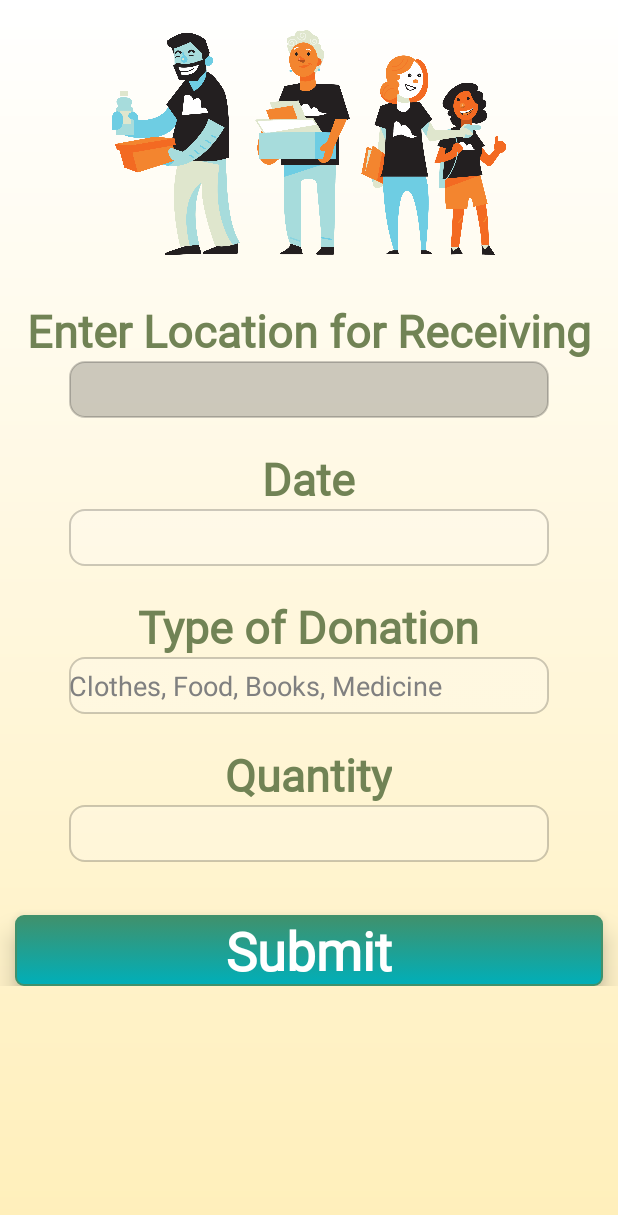
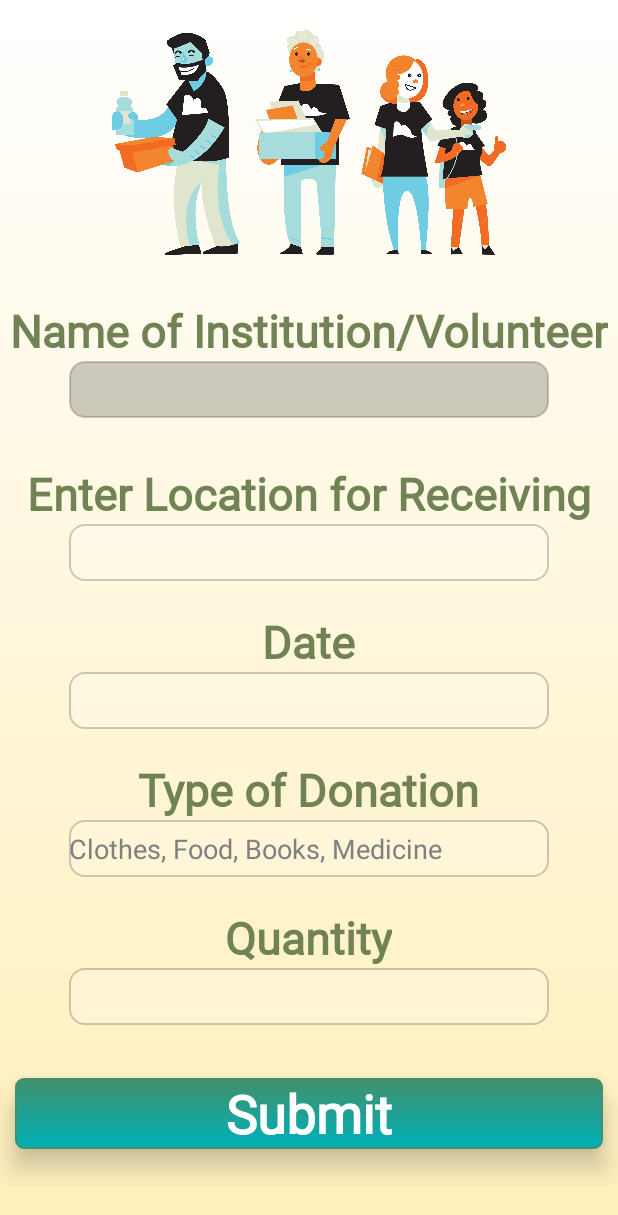
Before and after one commit to ETS-Android2/Dorec-android-app, an Android app: the DonatePage screen opened directly, with no data from a screen before it, on a phone screen of 412 x 824 dp. Shown: the top 1215 px of the screen. Run offline under Robolectric (Android 15) with nearby library versions, the phone set to English and light mode, and no system bars; our stand-ins replace Firebase (no records; nobody signed in at launch, a user with empty details on screens opened directly).

Commit message:
Dorec-application final

```diff
--- a/app/src/main/java/com/example/android/dorec/DonatePage.java
+++ b/app/src/main/java/com/example/android/dorec/DonatePage.java
@@ -1,14 +1,88 @@
 package com.example.android.dorec;
 
+import androidx.annotation.NonNull;
 import androidx.appcompat.app.AppCompatActivity;
 
 import android.os.Bundle;
+import android.util.Log;
+import android.view.View;
+import android.widget.EditText;
+import android.widget.TextView;
+import android.widget.Toast;
+
+import com.google.android.gms.tasks.OnFailureListener;
+import com.google.android.gms.tasks.OnSuccessListener;
+import com.google.firebase.firestore.DocumentReference;
+import com.google.firebase.firestore.FirebaseFirestore;
+
+import org.w3c.dom.Text;
+
+import java.util.HashMap;
+import java.util.Map;
 
 public class DonatePage extends AppCompatActivity {
-
+    private static final String LOG_TAG = DonatePage.class.getSimpleName();
     @Override
     protected void onCreate(Bundle savedInstanceState) {
         super.onCreate(savedInstanceState);
         setContentView(R.layout.activity_donate_page);
+
+        TextView nameOfInstitution = (TextView) findViewById(R.id.nameOfInstitutionID);
+        TextView locationForReceiving = (TextView) findViewById(R.id.locationForReceiving);
+        TextView dateOfDonation = (TextView) findViewById(R.id.dateOfDonationID);
+        TextView typeOfDonation = (TextView) findViewById(R.id.typeOfDonationID);
+        TextView quantityOfDonation = (TextView) findViewById(R.id.quantityOfDonationID);
+
+        EditText nameOfInstitutionInput = (EditText) findViewById(R.id.nameOfInstitutionInput);
+        EditText locationForReceivingInput = (EditText) findViewById(R.id.locationForReceivingInput);
+        EditText dateOfDonationInput = (EditText) findViewById(R.id.dateOfDonationInput);
+        EditText typeOfDonationInput = (EditText) findViewById(R.id.typeOfDonationInput);
+        EditText quantityOfDonationInput = (EditText) findViewById(R.id.quantityOfDonationInput);
+
+        TextView submitDonationBtn = (TextView) findViewById(R.id.submitDonationBtn);
+
+        submitDonationBtn.setOnClickListener(new View.OnClickListener() {
+            @Override
+            public void onClick(View v) {
+                String name = nameOfInstitutionInput.getText().toString();
+                String location = locationForReceivingInput.getText().toString();
+                String date = dateOfDonationInput.getText().toString();
+                String type = typeOfDonationInput.getText().toString();
+                String quantity = quantityOfDonationInput.getText().toString();
+
+                FirebaseFirestore db = FirebaseFirestore.getInstance();
+                Donation donation = new Donation(name, location, date, type, quantity);
+
+                //Add donation to Hashmap to be sent to database
+                HashMap<String, String> donationToSend = new HashMap<>();
+                donationToSend.put("name", donation.getName());
+                donationToSend.put("location", donation.getLocation());
+                donationToSend.put("date", donation.getDate());
+                donationToSend.put("type", donation.getType());
+                donationToSend.put("quantity", donation.getQuantity());
+
+                //Add donation to "donations" collection in Firestore database
+                db.collection("donations").add(donationToSend)
+                        .addOnSuccessListener(new OnSuccessListener<DocumentReference>() {
+                            @Override
+                            public void onSuccess(DocumentReference documentReference) {
+                                Log.d(LOG_TAG, "DocumentSnapshot added with ID: " + documentReference.getId());
+                            }
+                        })
+                        .addOnFailureListener(new OnFailureListener() {
+                            @Override
+                            public void onFailure(@NonNull Exception e) {
+                                Log.w(LOG_TAG, "Error adding donation", e);
+                            }
+                        });
+                nameOfInstitutionInput.setText("");
+                locationForReceivingInput.setText("");
+                dateOfDonationInput.setText("");
+                typeOfDonationInput.setText("");
+                quantityOfDonationInput.setText("");
+
+                Toast.makeText(v.getContext(), "Data has been submitted", Toast.LENGTH_LONG).show();
+            }
+        });
     }
 }
--- a/app/src/main/java/com/example/android/dorec/DonationAdapter.java
+++ b/app/src/main/java/com/example/android/dorec/DonationAdapter.java
@@ -28,10 +28,10 @@ public class DonationAdapter extends ArrayAdapter<Donation> {
         name.setText(currentDonation.getName());
 
         TextView address = (TextView) itemView.findViewById(R.id.addressTV);
-        address.setText(currentDonation.getAddress());
+        address.setText(currentDonation.getLocation());
 
         TextView thing = (TextView) itemView.findViewById(R.id.thingTV);
-        thing.setText(currentDonation.getThing());
+        thing.setText(currentDonation.getType());
 
         TextView quantity = (TextView) itemView.findViewById(R.id.quantityTV);
         quantity.setText(currentDonation.getQuantity());
--- a/app/src/main/java/com/example/android/dorec/VolunteerLoginAndSignUp.java
+++ b/app/src/main/java/com/example/android/dorec/VolunteerLoginAndSignUp.java
@@ -71,7 +71,7 @@ public class VolunteerLoginAndSignUp extends AppCompatActivity {
                 EditText passID = (EditText) findViewById(R.id.passInputID);
                 String email = emailID.getText().toString();
                 String pass = passID.getText().toString();
-                if(email.equals("yash@1234") && pass.equals("12345678")){
+                if(email.equals("yashmalaviya.mzp@gmail.com") && pass.equals("12345678")){
                     Intent i = new Intent(VolunteerLoginAndSignUp.this, VolunteerDonateOrReceive.class);
                     if(i.resolveActivity(getPackageManager()) != null){
                         startActivity(i);
--- a/app/src/main/res/layout/activity_donate_page.xml
+++ b/app/src/main/res/layout/activity_donate_page.xml
@@ -23,8 +23,29 @@
             <TextView
                 android:layout_width="wrap_content"
                 android:layout_height="wrap_content"
+                android:id="@+id/nameOfInstitutionID"
+                android:layout_below="@id/donateImageID"
+                android:text="Name of Institution/Volunteer"
+                android:textStyle="bold"
+                android:layout_marginTop="30dp"
+                android:fontFamily="@font/tenaliramakrishna_regular"
+                android:textSize="30sp"
+                android:layout_centerHorizontal="true"
+                android:textColor="#718355"/>
+            <EditText
+                android:layout_width="320dp"
+                android:layout_height="38dp"
+                android:id="@+id/nameOfInstitutionInput"
+                android:layout_below="@id/nameOfInstitutionID"
+                android:layout_centerHorizontal="true"
+                android:background="@drawable/profile_background"
+                android:inputType="text"
+                android:textColor="#000000"/>
+            <TextView
+                android:layout_width="wrap_content"
+                android:layout_height="wrap_content"
                 android:id="@+id/locationForReceiving"
-                android:layout_below="@id/donateImageID"
+                android:layout_below="@id/nameOfInstitutionInput"
                 android:text="Enter Location for Receiving"
                 android:textStyle="bold"
                 android:layout_marginTop="30dp"
@@ -120,6 +141,7 @@
                 android:layout_marginTop="35dp"
                 android:layout_marginRight="10dp"
                 android:layout_marginLeft="10dp"
+                android:layout_marginBottom="25dp"
                 android:background="@drawable/selected_background"
                 android:elevation="10dp" />
         </RelativeLayout>
```
Also changed, not shown: app/build.gradle (+7 -0 lines), app/src/main/java/com/example/android/dorec/Donation.java (+52 -9 lines), app/src/main/java/com/example/android/dorec/InstitutionLoginAndSignUp.java (+21 -0 lines), app/src/main/java/com/example/android/dorec/ReceivingActivity.java (+17 -7 lines), app/src/main/res/layout/activity_institution_login_and_sign_up.xml (+8 -7 lines).
